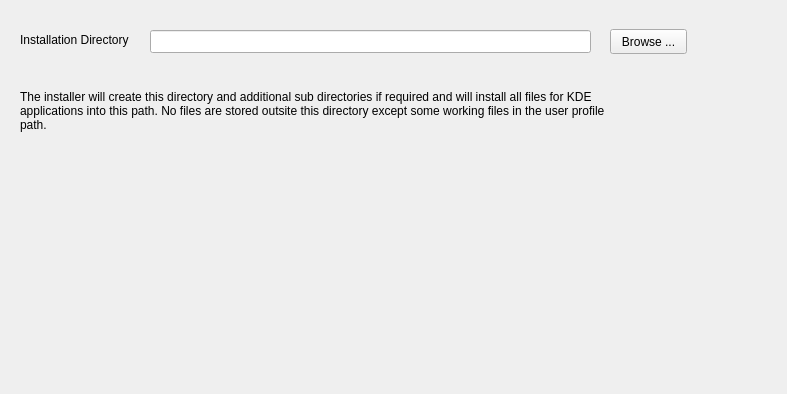
The window that gui/installdirectorypage.ui (KDE/kdewin-installer) describes before a commit, drawn with Qt 5.
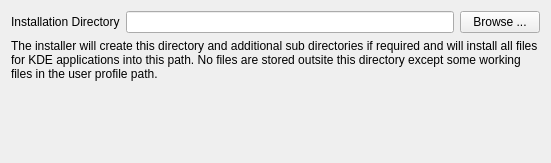
The same window after the commit.

Commit message: give the widgets a layout

```diff
--- a/gui/installdirectorypage.ui
+++ b/gui/installdirectorypage.ui
@@ -5,8 +5,8 @@
    <rect>
     <x>0</x>
     <y>0</y>
-    <width>787</width>
-    <height>394</height>
+    <width>551</width>
+    <height>163</height>
    </rect>
   </property>
   <property name="windowTitle" >
@@ -15,38 +15,11 @@
   <property name="statusTip" >
    <string>Select the directory where you want to install KDE applications.</string>
   </property>
-  <widget class="QLineEdit" name="rootPathEdit" >
-   <property name="geometry" >
-    <rect>
-     <x>150</x>
-     <y>30</y>
-     <width>441</width>
-     <height>23</height>
-    </rect>
-   </property>
-  </widget>
-  <widget class="QPushButton" name="rootPathSelect" >
-   <property name="geometry" >
-    <rect>
-     <x>610</x>
-     <y>29</y>
-     <width>77</width>
-     <height>25</height>
-    </rect>
-   </property>
-   <property name="text" >
-    <string>Browse ...</string>
-   </property>
-  </widget>
+  <layout class="QVBoxLayout" >
+   <item>
+    <layout class="QHBoxLayout" >
+     <item>
   <widget class="QLabel" name="label" >
-   <property name="geometry" >
-    <rect>
-     <x>20</x>
-     <y>30</y>
-     <width>121</width>
-     <height>20</height>
-    </rect>
-   </property>
    <property name="toolTip" >
     <string>&lt;html>&lt;head>&lt;meta name="qrichtext" content="1" />&lt;style type="text/css">
 p, li { white-space: pre-wrap; }
@@ -57,15 +30,21 @@
     <string>Installation Directory</string>
    </property>
   </widget>
+     </item>
+     <item>
+      <widget class="QLineEdit" name="rootPathEdit" />
+     </item>
+     <item>
+      <widget class="QPushButton" name="rootPathSelect" >
+       <property name="text" >
+        <string>Browse ...</string>
+       </property>
+      </widget>
+     </item>
+    </layout>
+   </item>
+   <item>
   <widget class="QLabel" name="label_2" >
-   <property name="geometry" >
-    <rect>
-     <x>20</x>
-     <y>90</y>
-     <width>611</width>
-     <height>71</height>
-    </rect>
-   </property>
    <property name="text" >
     <string>The installer will create this directory and additional sub directories if required and will install all files for KDE applications into this path. No files are stored outsite this directory except some working files in the user profile path.</string>
    </property>
@@ -76,6 +55,21 @@
     <bool>true</bool>
    </property>
   </widget>
+   </item>
+   <item>
+    <spacer>
+     <property name="orientation" >
+      <enum>Qt::Vertical</enum>
+     </property>
+     <property name="sizeHint" >
+      <size>
+       <width>20</width>
+       <height>40</height>
+      </size>
+     </property>
+    </spacer>
+   </item>
+  </layout>
  </widget>
  <resources/>
  <connections/>
```
Lines whose indentation alone changed are shown as unchanged. The commit also changes 7 other files.
